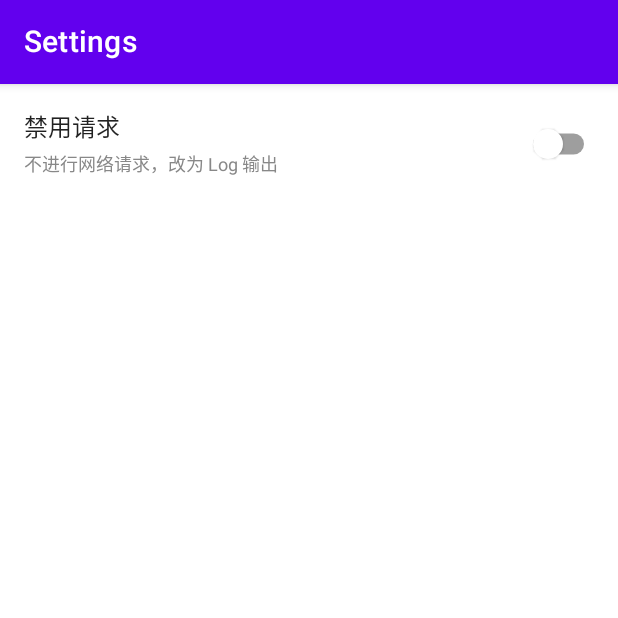
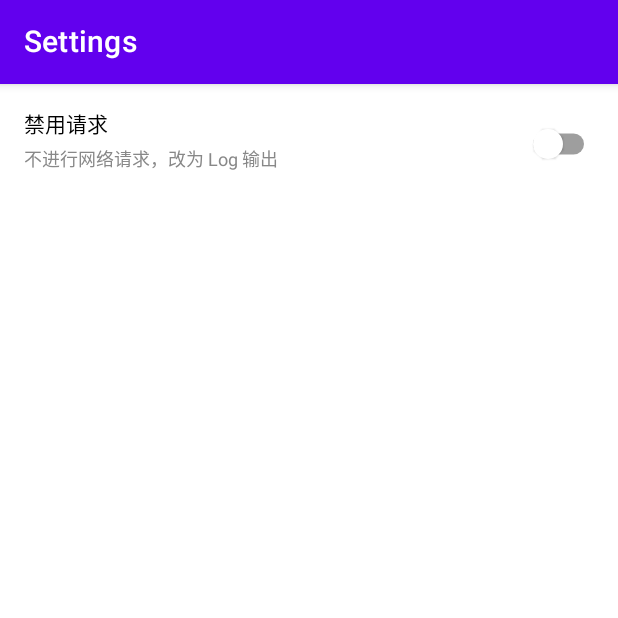
Before and after one commit to foodiestudio/BotFather, an Android app built with Jetpack Compose: the screen it shows after launch (SettingsActivity), after a tap on "settings", on a phone screen of 412 x 824 dp, the top half of it. Run offline under Robolectric (Android 15) with nearby library versions, the phone set to English and light mode, and no system bars; our stand-ins replace Timber, livedata-compose; libraries missing offline, so code that uses them is left out: com.github.foodiestudio.application, com.squareup.sqldelight; missing, so only their content is drawn: ApplicationTheme; pictures from the network do not load; 7 statements that could not run were skipped.

Commit message:
feat: replace BotFatherTheme with ApplicationTheme

```diff
--- a/app/build.gradle
+++ b/app/build.gradle
@@ -60,4 +60,5 @@ dependencies {
     implementation libs.koin
     implementation libs.sql
     implementation libs.ctc
+    implementation libs.theme
 }
--- a/app/src/main/java/com/wecom/botfather/ui/chat/ChatActivity.kt
+++ b/app/src/main/java/com/wecom/botfather/ui/chat/ChatActivity.kt
@@ -23,16 +23,14 @@ import androidx.compose.ui.unit.sp
 import androidx.lifecycle.lifecycleScope
 import coil.compose.rememberImagePainter
 import coil.transform.CircleCropTransformation
+import com.github.foodiestudio.application.theme.ApplicationTheme
 import com.wecom.botfather.R
 import com.wecom.botfather.sdk.BotBean
 import com.wecom.botfather.sdk.Platform
 import com.wecom.botfather.sdk.TextMessage
-import com.wecom.botfather.ui.theme.BotFatherTheme
 import kotlinx.coroutines.launch
 import org.koin.android.ext.android.inject
 import org.koin.core.parameter.parametersOf
-import java.text.SimpleDateFormat
-import java.util.*
 
 /**
  * TODO
@@ -66,7 +64,7 @@ class ChatActivity : ComponentActivity() {
         lifecycleScope.launch {
             viewModel.queryBotById(botId)?.let {
                 setContent {
-                    BotFatherTheme {
+                    ApplicationTheme {
                         ChatScreen(it, viewModel)
                     }
                 }
@@ -114,7 +112,9 @@ fun ChatScreen(bot: BotBean, viewModel: ChatViewModel) {
                                 }
                             ),
                             contentDescription = null,
-                            modifier = Modifier.size(32.dp).clip(CircleShape)
+                            modifier = Modifier
+                                .size(32.dp)
+                                .clip(CircleShape)
                         )
                         Spacer(Modifier.size(12.dp))
                         Column {
--- a/app/src/main/java/com/wecom/botfather/ui/home/MainActivity.kt
+++ b/app/src/main/java/com/wecom/botfather/ui/home/MainActivity.kt
@@ -33,12 +33,12 @@ import androidx.lifecycle.lifecycleScope
 import androidx.lifecycle.repeatOnLifecycle
 import coil.compose.rememberImagePainter
 import coil.transform.CircleCropTransformation
+import com.github.foodiestudio.application.theme.ApplicationTheme
 import com.wecom.botfather.R
 import com.wecom.botfather.sdk.BotBean
 import com.wecom.botfather.sdk.Platform
 import com.wecom.botfather.ui.chat.ChatActivity
 import com.wecom.botfather.ui.settings.SettingsActivity
-import com.wecom.botfather.ui.theme.BotFatherTheme
 import kotlinx.coroutines.launch
 import org.koin.android.ext.android.inject
 
@@ -55,7 +55,7 @@ class MainActivity : ComponentActivity() {
     override fun onCreate(savedInstanceState: Bundle?) {
         super.onCreate(savedInstanceState)
         setContent {
-            BotFatherTheme {
+            ApplicationTheme {
                 Content(homeViewModel)
             }
         }
@@ -167,7 +167,7 @@ fun ChatLabel(bot: BotBean, modifier: Modifier = Modifier) {
 @Preview(showBackground = true)
 @Composable
 fun DefaultPreview() {
-    BotFatherTheme {
+    ApplicationTheme {
         Chats(
             listOf(
                 BotBean("111", Platform.WeCom)
--- a/app/src/main/java/com/wecom/botfather/ui/settings/SettingsActivity.kt
+++ b/app/src/main/java/com/wecom/botfather/ui/settings/SettingsActivity.kt
@@ -6,7 +6,6 @@ import android.os.Bundle
 import androidx.activity.ComponentActivity
 import androidx.activity.compose.setContent
 import androidx.compose.foundation.clickable
-import androidx.compose.material.MaterialTheme
 import androidx.compose.material.Scaffold
 import androidx.compose.material.Text
 import androidx.compose.material.TopAppBar
@@ -18,10 +17,9 @@ import androidx.compose.ui.Modifier
 import androidx.compose.ui.graphics.Color
 import androidx.compose.ui.unit.sp
 import androidx.datastore.preferences.core.edit
+import com.github.foodiestudio.application.theme.ApplicationTheme
 import com.wecom.ABORT_REQUEST_KEY
-import com.wecom.BotFatherApp
 import com.wecom.botfather.BuildConfig
-import com.wecom.botfather.ui.theme.BotFatherTheme
 import com.wecom.dataStore
 import kotlinx.coroutines.flow.Flow
 import kotlinx.coroutines.flow.map
@@ -39,7 +37,7 @@ class SettingsActivity : ComponentActivity() {
             it[ABORT_REQUEST_KEY] ?: BuildConfig.DEBUG
         }
         setContent {
-            BotFatherTheme {
+            ApplicationTheme {
                 val scope = rememberCoroutineScope()
                 SettingScreen(prefValue) { newValue ->
                     scope.launch {
--- a/app/src/main/java/com/wecom/botfather/ui/theme/Color.kt
+++ /dev/null
@@ -1,8 +0,0 @@
-package com.wecom.botfather.ui.theme
-
-import androidx.compose.ui.graphics.Color
-
-val Purple200 = Color(0xFFBB86FC)
-val Purple500 = Color(0xFF6200EE)
-val Purple700 = Color(0xFF3700B3)
-val Teal200 = Color(0xFF03DAC5)
--- a/app/src/main/java/com/wecom/botfather/ui/theme/Shape.kt
+++ /dev/null
@@ -1,11 +0,0 @@
-package com.wecom.botfather.ui.theme
-
-import androidx.compose.foundation.shape.RoundedCornerShape
-import androidx.compose.material.Shapes
-import androidx.compose.ui.unit.dp
-
-val Shapes = Shapes(
-    small = RoundedCornerShape(4.dp),
-    medium = RoundedCornerShape(4.dp),
-    large = RoundedCornerShape(0.dp)
-)
--- a/app/src/main/java/com/wecom/botfather/ui/theme/Theme.kt
+++ /dev/null
@@ -1,45 +0,0 @@
-package com.wecom.botfather.ui.theme
-
-import androidx.compose.foundation.isSystemInDarkTheme
-import androidx.compose.material.MaterialTheme
-import androidx.compose.material.darkColors
-import androidx.compose.material.lightColors
-import androidx.compose.runtime.Composable
-import androidx.compose.ui.graphics.Color
-
-private val DarkColorPalette = darkColors(
-    primary = Purple200,
-    primaryVariant = Purple700,
-    secondary = Teal200
-)
-
-private val LightColorPalette = lightColors(
-    primary = Purple500,
-    primaryVariant = Purple700,
-    secondary = Teal200
-
-    /* Other default colors to override
-    background = Color.White,
-    surface = Color.White,
-    onPrimary = Color.White,
-    onSecondary = Color.Black,
-    onBackground = Color.Black,
-    onSurface = Color.Black,
-    */
-)
-
-@Composable
-fun BotFatherTheme(darkTheme: Boolean = isSystemInDarkTheme(), content: @Composable() () -> Unit) {
-    val colors = if (darkTheme) {
-        DarkColorPalette
-    } else {
-        LightColorPalette
-    }
-
-    MaterialTheme(
-        colors = colors,
-        typography = Typography,
-        shapes = Shapes,
-        content = content
-    )
-}
--- a/app/src/main/java/com/wecom/botfather/ui/theme/Type.kt
+++ /dev/null
@@ -1,28 +0,0 @@
-package com.wecom.botfather.ui.theme
-
-import androidx.compose.material.Typography
-import androidx.compose.ui.text.TextStyle
-import androidx.compose.ui.text.font.FontFamily
-import androidx.compose.ui.text.font.FontWeight
-import androidx.compose.ui.unit.sp
-
-// Set of Material typography styles to start with
-val Typography = Typography(
-    body1 = TextStyle(
-        fontFamily = FontFamily.Default,
-        fontWeight = FontWeight.Normal,
-        fontSize = 16.sp
-    )
-    /* Other default text styles to override
-    button = TextStyle(
-        fontFamily = FontFamily.Default,
-        fontWeight = FontWeight.W500,
-        fontSize = 14.sp
-    ),
-    caption = TextStyle(
-        fontFamily = FontFamily.Default,
-        fontWeight = FontWeight.Normal,
-        fontSize = 12.sp
-    )
-    */
-)
--- a/gradle/libs.versions.toml
+++ b/gradle/libs.versions.toml
@@ -32,6 +32,7 @@ sql = "com.squareup.sqldelight:android-driver:1.5.3"
 
 ctc = "com.github.kkoshin:ctc:0.1.1"
 dev-tools = "com.github.foodiestudio:dev-tools:0.0.1"
+theme = "com.github.foodiestudio:app-theme:0.1.3"
 
 # for test
 junit = "junit:junit:4.+"
```
